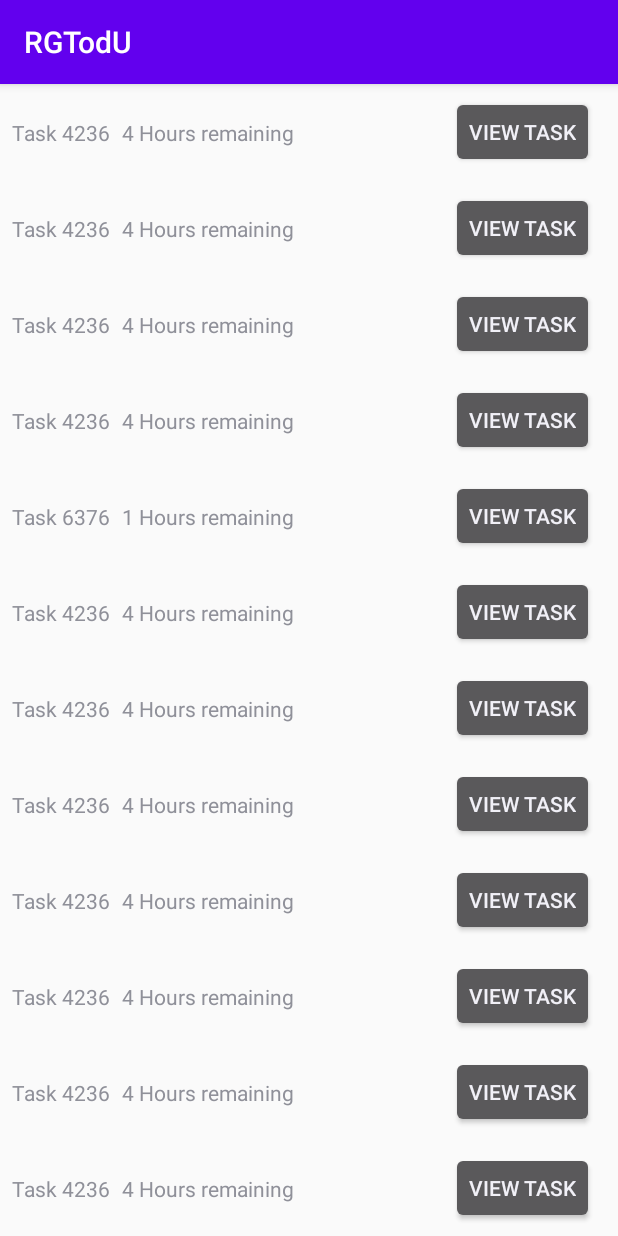
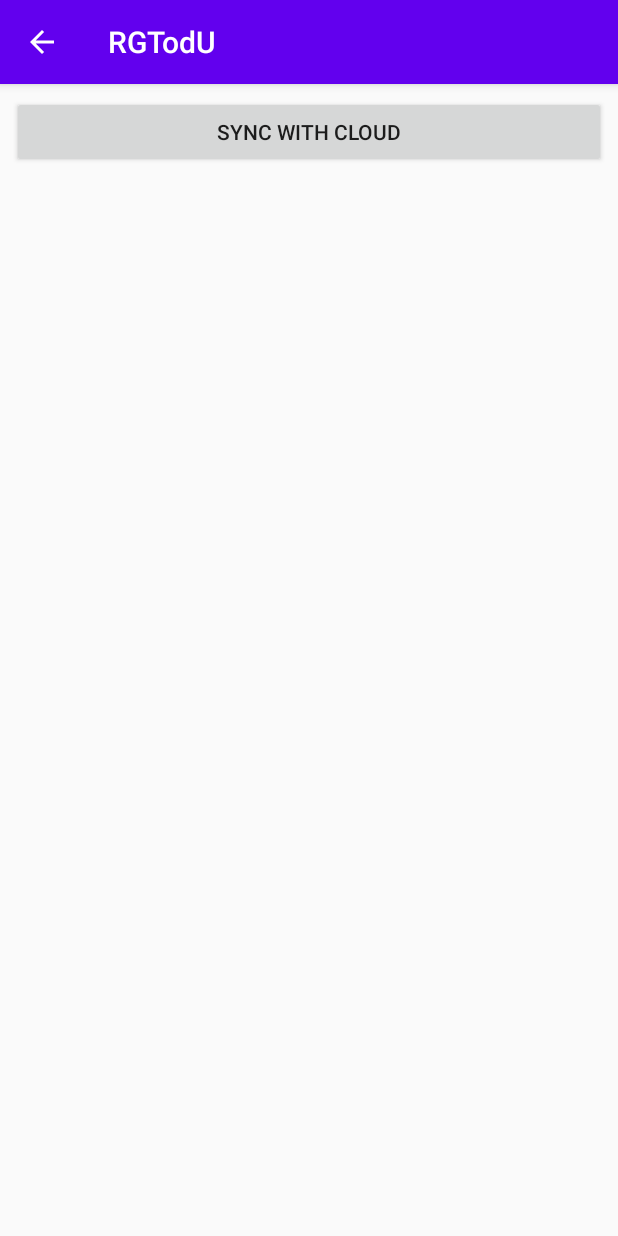
Before and after one commit to WorkAtRGU/CM3110-2020-RGTodU, an Android app: the screen it shows after launch (TaskRecyclerViewActivity), after a tap on "VIEW TASKS", on a phone screen of 412 x 824 dp. Run offline under Robolectric (Android 15) with nearby library versions, the phone set to English and light mode, and no system bars; our stand-ins replace Volley.

Commit message:
Updated with example code for using volley to download task descriptions from firebase

```diff
--- a/app/build.gradle
+++ b/app/build.gradle
@@ -30,5 +30,6 @@ dependencies {
     testImplementation 'junit:junit:4.12'
     androidTestImplementation 'androidx.test.ext:junit:1.1.2'
     androidTestImplementation 'androidx.test.espresso:espresso-core:3.3.0'
+    implementation 'com.android.volley:volley:1.1.1'
 
 }
--- a/app/src/main/java/uk/ac/rgu/rgtodu/MainActivity.java
+++ b/app/src/main/java/uk/ac/rgu/rgtodu/MainActivity.java
@@ -17,8 +17,6 @@ public class MainActivity extends AppCompatActivity implements View.OnClickListe
     protected void onCreate(Bundle savedInstanceState) {
         super.onCreate(savedInstanceState);
         setContentView(R.layout.activity_main);
-
-
 
         // get an alternative message for the TextView
         String altMsg = "I'm sorry Dave, \n but you've got tasks due today";
--- a/app/src/main/java/uk/ac/rgu/rgtodu/TaskRecyclerViewActivity.java
+++ b/app/src/main/java/uk/ac/rgu/rgtodu/TaskRecyclerViewActivity.java
@@ -4,14 +4,30 @@ import androidx.appcompat.app.AppCompatActivity;
 import androidx.recyclerview.widget.LinearLayoutManager;
 import androidx.recyclerview.widget.RecyclerView;
 
+import android.net.Uri;
 import android.os.Bundle;
+import android.util.Log;
+import android.view.View;
+import android.widget.Button;
+
+import com.android.volley.Request;
+import com.android.volley.RequestQueue;
+import com.android.volley.Response;
+import com.android.volley.VolleyError;
+import com.android.volley.toolbox.StringRequest;
+import com.android.volley.toolbox.Volley;
 
 import java.util.List;
 
 import uk.ac.rgu.rgtodu.data.Task;
+import uk.ac.rgu.rgtodu.data.TaskJsonConverter;
 import uk.ac.rgu.rgtodu.data.TaskRepository;
 
-public class TaskRecyclerViewActivity extends AppCompatActivity {
+public class TaskRecyclerViewActivity extends AppCompatActivity implements View.OnClickListener{
+
+    private static final String TAG = TaskRecyclerViewActivity.class.getCanonicalName();
+
+    private RecyclerView recyclerView;
 
     @Override
     protected void onCreate(Bundle savedInstanceState) {
@@ -22,12 +38,47 @@ public class TaskRecyclerViewActivity extends AppCompatActivity {
         List<Task> tasks = TaskRepository.getRepository(getApplicationContext()).getTasks(1000);
 
         // get the RecycylerView on the UI
-        RecyclerView recyclerView = findViewById(R.id.rv_taskRecyclerView);
-        // create a new Adapter for the Tasks
-        RecyclerView.Adapter adapter = new TaskRecyclerViewAdapter(getApplicationContext(), tasks);
-        // set the recycler view's adapter
-        recyclerView.setAdapter(adapter);
+        recyclerView = findViewById(R.id.rv_taskRecyclerView);
         // setup the layout manager on the recycler view
         recyclerView.setLayoutManager(new LinearLayoutManager(getApplicationContext()));
+
+               // add onClickListener to Sync with Cloud button to, well, sync from Firebase
+        ((Button)findViewById(R.id.btn_rv_sync_cloud)).setOnClickListener(this);
+    }
+
+
+
+    /**
+     * Returns a List containing all of the Tasks retrieved from the cloud storage.
+     * @return A List of Task Objects
+     */
+    public void getTasksFromCloud(){
+        String url = "https://cm3110-2020.firebaseio.com/dcorsar.json";
+
+        StringRequest request = new StringRequest(Request.Method.GET, url, new Response.Listener<String>() {
+            @Override
+            public void onResponse(String response) {
+                Log.d(TAG, "Success " + response);
+                TaskJsonConverter converter = new TaskJsonConverter();
+                List<Task> tasks = converter.convertJsonStringToTasks(response);
+                RecyclerView.Adapter adapter = new TaskRecyclerViewAdapter(getApplicationContext(), tasks);
+                // set the recycler view's adapter
+                recyclerView.setAdapter(adapter);
+            }
+        }, new Response.ErrorListener() {
+            @Override
+            public void onErrorResponse(VolleyError error) {
+                Log.d(TAG, "Error" + error.getLocalizedMessage());
+            }
+        });
+        RequestQueue requestQueue = Volley.newRequestQueue(getApplicationContext());
+        requestQueue.add(request);
+    }
+
+    @Override
+    public void onClick(View view) {
+        if (view.getId() == R.id.btn_rv_sync_cloud){
+            getTasksFromCloud();
+        }
     }
 }
--- a/app/src/main/java/uk/ac/rgu/rgtodu/data/TaskRepository.java
+++ b/app/src/main/java/uk/ac/rgu/rgtodu/data/TaskRepository.java
@@ -1,11 +1,19 @@
 package uk.ac.rgu.rgtodu.data;
 
 import android.content.Context;
+import android.util.Log;
+
+import com.android.volley.Request;
+import com.android.volley.Response;
+import com.android.volley.VolleyError;
+import com.android.volley.toolbox.StringRequest;
 
 import java.util.ArrayList;
 import java.util.Date;
 import java.util.List;
 import java.util.Random;
+
+import uk.ac.rgu.rgtodu.TaskRecyclerViewAdapter;
 
 /**
  * This class provides the single point of truth in the app for {@link TaskRepository}s, and
@@ -13,6 +21,8 @@ import java.util.Random;
  * @author  David Corsar
  */
 public class TaskRepository {
+
+    private static final String TAG = TaskRepository.class.getCanonicalName();
 
     /**
      * A field for how dates should be formatted before displaying to users
@@ -45,6 +55,8 @@ public class TaskRepository {
         }
         return INSTANCE;
     }
+
+
 
     /**
      * Returns a list containing the specified number of Tasks generated by getTask
--- a/app/src/main/res/layout/activity_task_recycler_view.xml
+++ b/app/src/main/res/layout/activity_task_recycler_view.xml
@@ -10,7 +10,24 @@
         android:id="@+id/rv_taskRecyclerView"
         android:layout_width="0dp"
         android:layout_height="0dp"
+        android:layout_marginTop="8dp"
         app:layout_constraintBottom_toBottomOf="parent"
+        app:layout_constraintEnd_toEndOf="parent"
+        app:layout_constraintHorizontal_bias="0.0"
+        app:layout_constraintStart_toStartOf="parent"
+        app:layout_constraintTop_toBottomOf="@+id/btn_rv_sync_cloud"
+        app:layout_constraintVertical_bias="0.0" />
+
+    <Button
+        android:id="@+id/btn_rv_sync_cloud"
+        android:layout_width="0dp"
+        android:layout_height="wrap_content"
+        android:layout_marginStart="8dp"
+        android:layout_marginLeft="8dp"
+        android:layout_marginTop="8dp"
+        android:layout_marginEnd="8dp"
+        android:layout_marginRight="8dp"
+        android:text="@string/btn_rv_cloud_sync"
         app:layout_constraintEnd_toEndOf="parent"
         app:layout_constraintStart_toStartOf="parent"
         app:layout_constraintTop_toTopOf="parent" />
--- a/app/src/main/res/values/strings.xml
+++ b/app/src/main/res/values/strings.xml
@@ -39,6 +39,9 @@
     <string name="tv_taskListItemHours">%1$d Hours remaining</string>
 
 
+    <!-- RecyclerView Activity -->
+    <string name="btn_rv_cloud_sync">Sync with cloud</string>
+
     <!-- if this every changes, update ViewTaskActivity.java -->
     <string-array name="edit_task_schedule_for">
         <item>Tomorrow</item>
```
Also changed, not shown: app/src/main/AndroidManifest.xml (+6 -2 lines), app/src/main/java/uk/ac/rgu/rgtodu/CreateTaskActivity.java (+34 -18 lines), app/src/main/java/uk/ac/rgu/rgtodu/data/TaskJsonConverter.java (added, +41 -0 lines).
